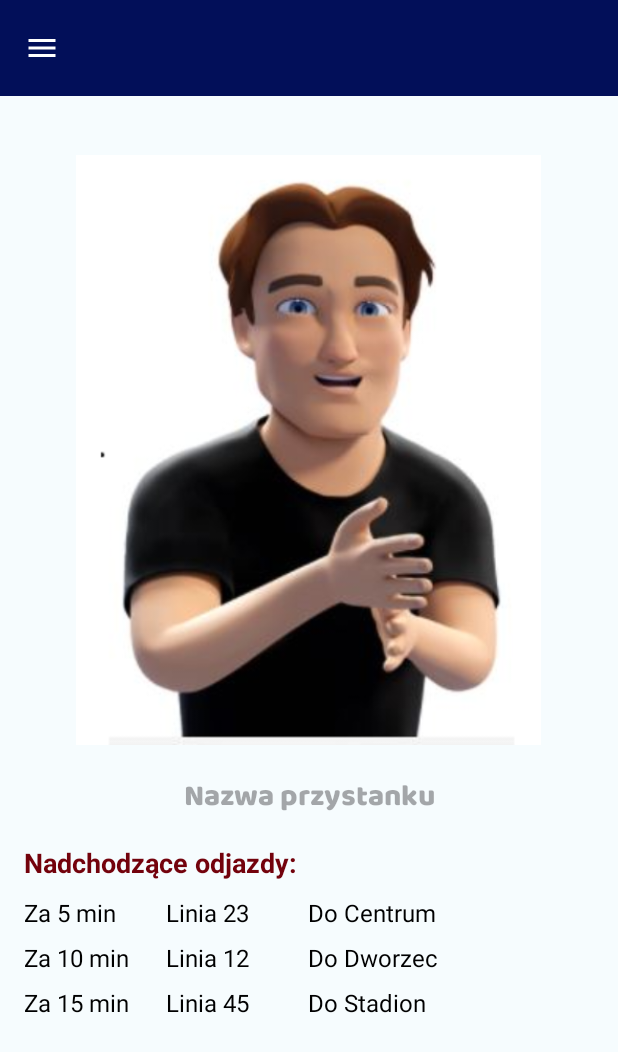
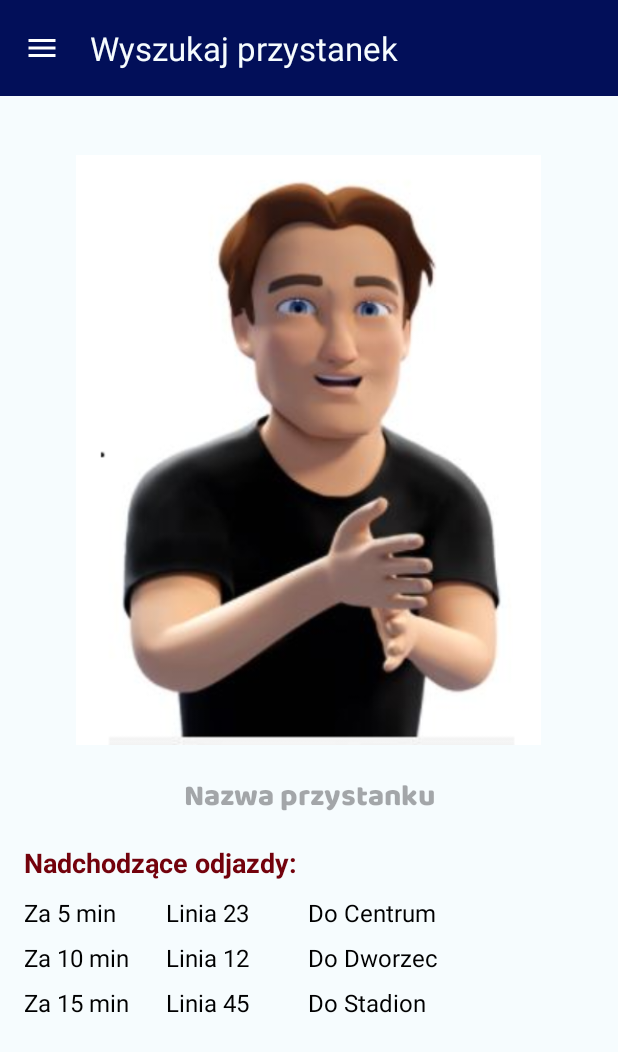
Before and after one commit to Radzio310/Migator, an Android app: the layout activity_bus_stop_result.xml on its own in the app's theme, with its tools: preview values and no code run, on a phone screen of 412 x 824 dp. Shown: the top 1052 px of the screen. Run offline under Robolectric (Android 15) with nearby library versions, the phone set to English and light mode, and no system bars.

Commit message:
Titles of pages changed

```diff
--- a/app/src/main/res/layout/activity_bus_stop_result.xml
+++ b/app/src/main/res/layout/activity_bus_stop_result.xml
@@ -27,7 +27,8 @@
             app:layout_constraintStart_toStartOf="parent"
             app:layout_constraintTop_toTopOf="parent"
             app:navigationIcon="@drawable/menu"
-            app:titleTextColor="@color/main_3" />
+            app:titleTextColor="@color/main_3"
+            app:title="@string/searchBusStop"/>
 
         <!-- LinearLayout z zawartością przystanku -->
         <LinearLayout
--- a/app/src/main/res/layout/activity_bus_stop_search.xml
+++ b/app/src/main/res/layout/activity_bus_stop_search.xml
@@ -27,7 +27,8 @@
             app:layout_constraintStart_toStartOf="parent"
             app:layout_constraintTop_toTopOf="parent"
             app:navigationIcon="@drawable/menu"
-            app:titleTextColor="@color/main_3" />
+            app:titleTextColor="@color/main_3"
+            app:title="@string/searchBusStop"/>
 
         <!-- LinearLayout zawierający resztę komponentów -->
         <LinearLayout
--- a/app/src/main/res/layout/activity_main.xml
+++ b/app/src/main/res/layout/activity_main.xml
@@ -88,7 +88,8 @@
             app:layout_constraintStart_toStartOf="parent"
             app:layout_constraintTop_toTopOf="parent"
             app:navigationIcon="@drawable/menu"
-            app:titleTextColor="@color/main_3" />
+            app:titleTextColor="@color/main_3"
+            app:title="@string/home"/>
 
     </androidx.constraintlayout.widget.ConstraintLayout>
 
```
